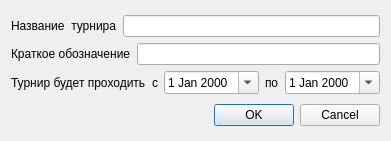
The window that TournamentManager/createtournamentdialog.ui (BarsukAlexey/xelarogi) describes before a commit, drawn with Qt 5.
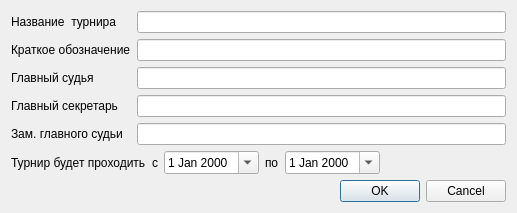
The same window after the commit.

```diff
--- a/TournamentManager/createtournamentdialog.ui
+++ b/TournamentManager/createtournamentdialog.ui
@@ -6,8 +6,8 @@
    <rect>
     <x>0</x>
     <y>0</y>
-    <width>353</width>
-    <height>141</height>
+    <width>517</width>
+    <height>211</height>
    </rect>
   </property>
   <property name="windowTitle">
@@ -19,6 +19,8 @@
      <item>
       <layout class="QHBoxLayout" name="horizontalLayout">
        <item>
+        <layout class="QVBoxLayout" name="verticalLayout_2">
+         <item>
         <widget class="QLabel" name="label">
          <property name="text">
           <string>Название  турнира</string>
@@ -26,13 +28,6 @@
         </widget>
        </item>
        <item>
-        <widget class="QLineEdit" name="nameLE"/>
-       </item>
-      </layout>
-     </item>
-     <item>
-      <layout class="QHBoxLayout" name="horizontalLayout_2">
-       <item>
         <widget class="QLabel" name="label_2">
          <property name="text">
           <string>Краткое обозначение</string>
@@ -40,8 +35,47 @@
         </widget>
        </item>
        <item>
+          <widget class="QLabel" name="label_6">
+           <property name="text">
+            <string>Главный судья</string>
+           </property>
+          </widget>
+         </item>
+         <item>
+          <widget class="QLabel" name="label_7">
+           <property name="text">
+            <string>Главный секретарь</string>
+           </property>
+          </widget>
+         </item>
+         <item>
+          <widget class="QLabel" name="label_8">
+           <property name="text">
+            <string>Зам. главного судьи</string>
+           </property>
+          </widget>
+         </item>
+        </layout>
+       </item>
+       <item>
+        <layout class="QVBoxLayout" name="verticalLayout_3">
+         <item>
+          <widget class="QLineEdit" name="nameLE"/>
+         </item>
+         <item>
         <widget class="QLineEdit" name="shortNameLE"/>
        </item>
+         <item>
+          <widget class="QLineEdit" name="mainJudgeLE"/>
+         </item>
+         <item>
+          <widget class="QLineEdit" name="mainSecretaryLE"/>
+         </item>
+         <item>
+          <widget class="QLineEdit" name="mainJudgeHelperLE"/>
+         </item>
+        </layout>
+       </item>
       </layout>
      </item>
      <item>
@@ -81,11 +115,24 @@
          </property>
         </widget>
        </item>
+       <item>
+        <spacer name="horizontalSpacer">
+         <property name="orientation">
+          <enum>Qt::Horizontal</enum>
+         </property>
+         <property name="sizeHint" stdset="0">
+          <size>
+           <width>40</width>
+           <height>20</height>
+          </size>
+         </property>
+        </spacer>
+       </item>
       </layout>
      </item>
     </layout>
    </item>
-   <item row="1" column="0">
+   <item row="2" column="0">
     <widget class="QDialogButtonBox" name="buttonBox">
      <property name="orientation">
       <enum>Qt::Horizontal</enum>
@@ -95,6 +142,19 @@
      </property>
     </widget>
    </item>
+   <item row="1" column="0">
+    <spacer name="verticalSpacer">
+     <property name="orientation">
+      <enum>Qt::Vertical</enum>
+     </property>
+     <property name="sizeHint" stdset="0">
+      <size>
+       <width>20</width>
+       <height>40</height>
+      </size>
+     </property>
+    </spacer>
+   </item>
   </layout>
  </widget>
  <resources/>
```
Lines whose indentation alone changed are shown as unchanged.
